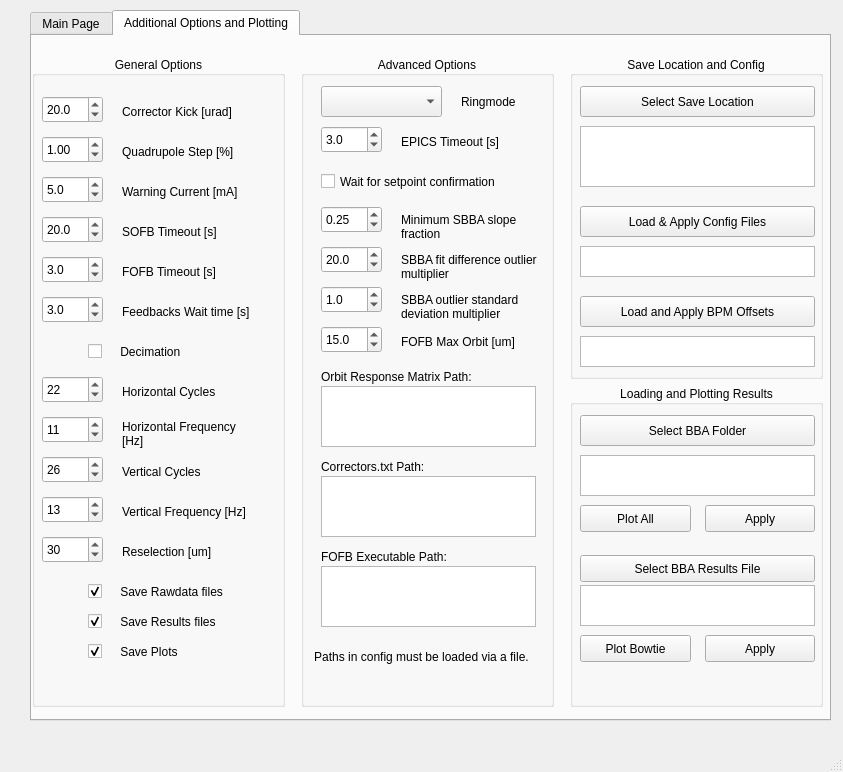
DiamondLightSource/dls-bba, file src/dls_bba/fbba_gui.ui: the form before one commit.
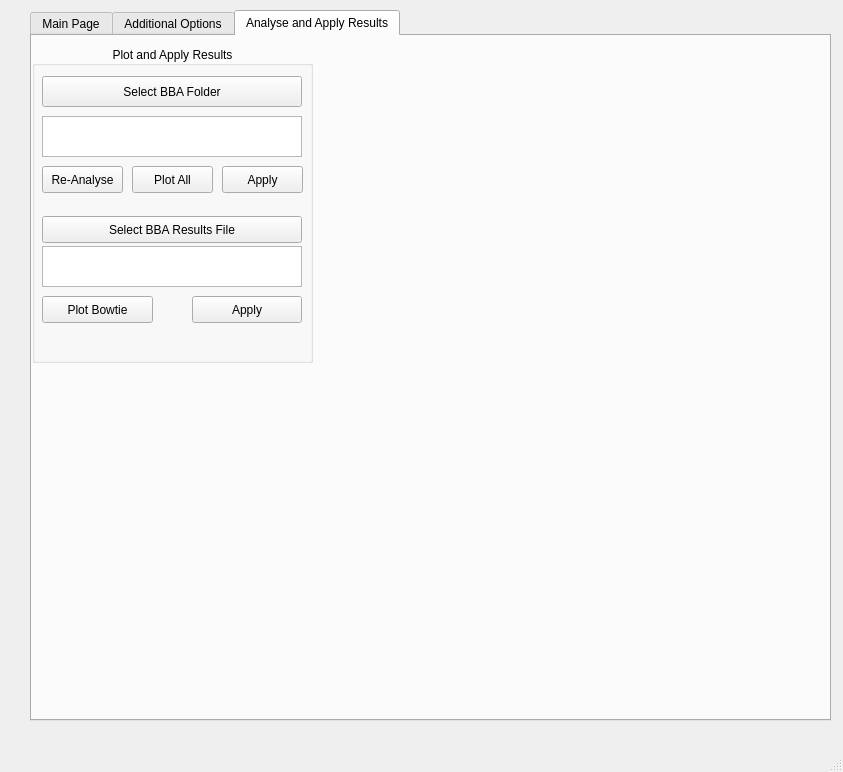
The form after the commit.

Commit message: Add button to analyse old rawData .mat files

Diff of the .ui file:
```diff
--- a/src/dls_bba/fbba_gui.ui
+++ b/src/dls_bba/fbba_gui.ui
@@ -57,7 +57,7 @@
      </rect>
     </property>
     <property name="currentIndex">
-     <number>1</number>
+     <number>2</number>
     </property>
     <widget class="QWidget" name="front_tab">
      <attribute name="title">
@@ -696,7 +696,7 @@
     </widget>
     <widget class="QWidget" name="tab_4">
      <attribute name="title">
-      <string>Additional Options and Plotting</string>
+      <string>Additional Options</string>
      </attribute>
      <widget class="QWidget" name="layoutWidget">
       <property name="geometry">
@@ -1641,8 +1641,24 @@
            </property>
           </spacer>
          </item>
-         <item>
-          <widget class="QGroupBox" name="groupBox_5">
+        </layout>
+       </item>
+      </layout>
+     </widget>
+    </widget>
+    <widget class="QWidget" name="plotting_and_analysis">
+     <attribute name="title">
+      <string>Analyse and Apply Results</string>
+     </attribute>
+     <widget class="QGroupBox" name="groupBox_6">
+      <property name="geometry">
+       <rect>
+        <x>0</x>
+        <y>10</y>
+        <width>281</width>
+        <height>317</height>
+       </rect>
+      </property>
            <property name="sizePolicy">
             <sizepolicy hsizetype="Preferred" vsizetype="MinimumExpanding">
              <horstretch>0</horstretch>
@@ -1650,20 +1666,26 @@
             </sizepolicy>
            </property>
            <property name="title">
-            <string>Loading and Plotting Results</string>
+       <string>Plot and Apply Results</string>
            </property>
            <property name="alignment">
-            <set>Qt::AlignCenter</set>
+       <set>Qt::AlignmentFlag::AlignCenter</set>
            </property>
            <widget class="QPushButton" name="button_bba_folder">
             <property name="geometry">
              <rect>
               <x>10</x>
               <y>30</y>
-              <width>235</width>
+         <width>260</width>
               <height>31</height>
              </rect>
             </property>
+       <property name="sizePolicy">
+        <sizepolicy hsizetype="Minimum" vsizetype="Fixed">
+         <horstretch>0</horstretch>
+         <verstretch>0</verstretch>
+        </sizepolicy>
+       </property>
             <property name="text">
              <string>Select BBA Folder</string>
             </property>
@@ -1671,9 +1693,9 @@
            <widget class="QPushButton" name="apply_bba">
             <property name="geometry">
              <rect>
-              <x>135</x>
+         <x>190</x>
               <y>120</y>
-              <width>110</width>
+         <width>81</width>
               <height>27</height>
              </rect>
             </property>
@@ -1684,9 +1706,9 @@
            <widget class="QPushButton" name="plot_bba">
             <property name="geometry">
              <rect>
-              <x>10</x>
+         <x>100</x>
               <y>120</y>
-              <width>111</width>
+         <width>81</width>
               <height>27</height>
              </rect>
             </property>
@@ -1699,10 +1721,16 @@
              <rect>
               <x>10</x>
               <y>70</y>
-              <width>235</width>
+         <width>260</width>
               <height>41</height>
              </rect>
             </property>
+       <property name="sizePolicy">
+        <sizepolicy hsizetype="Minimum" vsizetype="Expanding">
+         <horstretch>0</horstretch>
+         <verstretch>0</verstretch>
+        </sizepolicy>
+       </property>
             <property name="horizontalScrollBarPolicy">
              <enum>Qt::ScrollBarAlwaysOff</enum>
             </property>
@@ -1715,10 +1743,16 @@
              <rect>
               <x>10</x>
               <y>170</y>
-              <width>235</width>
+         <width>260</width>
               <height>27</height>
              </rect>
             </property>
+       <property name="sizePolicy">
+        <sizepolicy hsizetype="Minimum" vsizetype="Fixed">
+         <horstretch>0</horstretch>
+         <verstretch>0</verstretch>
+        </sizepolicy>
+       </property>
             <property name="text">
              <string>Select BBA Results File</string>
             </property>
@@ -1728,10 +1762,16 @@
              <rect>
               <x>10</x>
               <y>200</y>
-              <width>235</width>
+         <width>260</width>
               <height>41</height>
              </rect>
             </property>
+       <property name="sizePolicy">
+        <sizepolicy hsizetype="Minimum" vsizetype="Expanding">
+         <horstretch>0</horstretch>
+         <verstretch>0</verstretch>
+        </sizepolicy>
+       </property>
             <property name="horizontalScrollBarPolicy">
              <enum>Qt::ScrollBarAlwaysOff</enum>
             </property>
@@ -1755,7 +1795,7 @@
            <widget class="QPushButton" name="apply_single_bba">
             <property name="geometry">
              <rect>
-              <x>135</x>
+         <x>160</x>
               <y>250</y>
               <width>110</width>
               <height>27</height>
@@ -1765,11 +1805,19 @@
              <string>Apply</string>
             </property>
            </widget>
-          </widget>
-         </item>
-        </layout>
-       </item>
-      </layout>
+      <widget class="QPushButton" name="reanalyse_bba">
+       <property name="geometry">
+        <rect>
+         <x>10</x>
+         <y>120</y>
+         <width>81</width>
+         <height>27</height>
+        </rect>
+       </property>
+       <property name="text">
+        <string>Re-Analyse</string>
+       </property>
+      </widget>
      </widget>
     </widget>
    </widget>
```
Left out of the diff: 110 changed lines with no effect on the pictures. Lines whose indentation alone changed are shown as unchanged. The commit also changes 2 other files.
